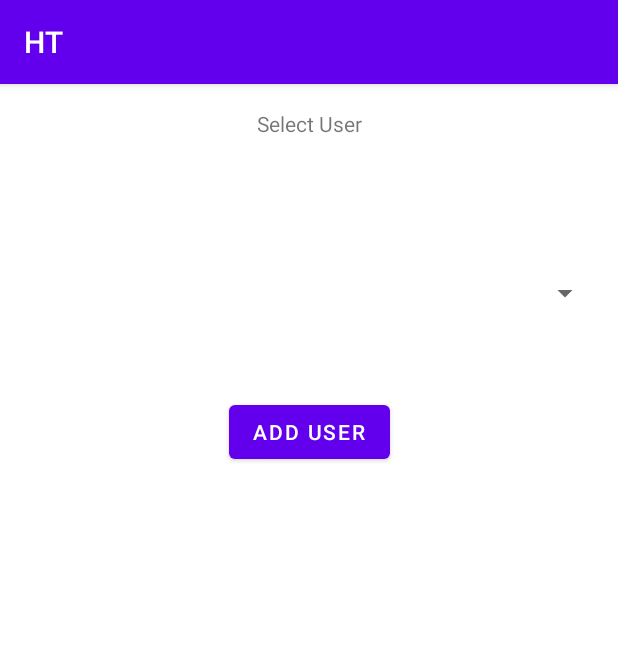
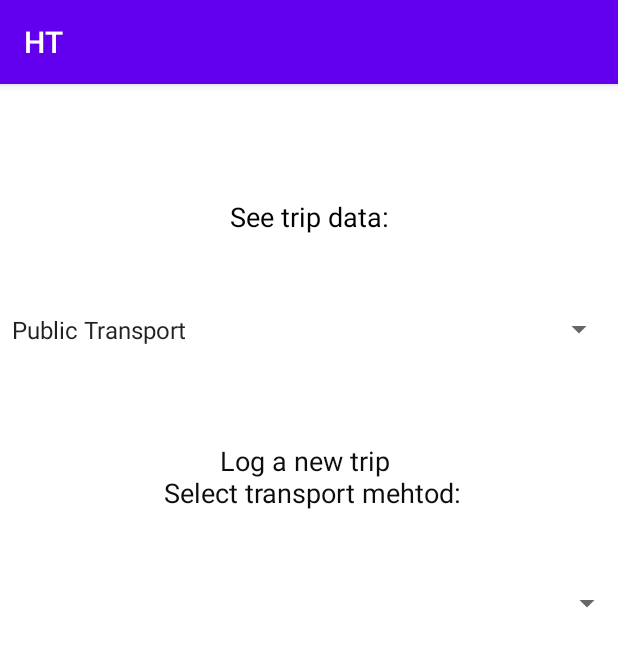
Before and after one commit to hems201/HT, an Android app: the fragment addUserFragment placed in its activity, after a tap on "CREATE USER", on a phone screen of 412 x 824 dp. Shown: the top 647 px of the screen. Run offline under Robolectric (Android 15) with nearby library versions, the phone set to English and light mode, and no system bars.

Commit message:
MenuActivity

```diff
--- a/app/build.gradle
+++ b/app/build.gradle
@@ -33,7 +33,9 @@ dependencies {
     implementation 'androidx.appcompat:appcompat:1.2.0'
     implementation 'com.google.android.material:material:1.3.0'
     implementation 'androidx.constraintlayout:constraintlayout:2.0.4'
+    implementation 'androidx.wear:wear:1.1.0'
     testImplementation 'junit:junit:4.+'
     androidTestImplementation 'androidx.test.ext:junit:1.1.2'
     androidTestImplementation 'androidx.test.espresso:espresso-core:3.3.0'
+    compileOnly 'com.google.android.wearable:wearable:2.8.1'
 }
--- a/app/src/main/AndroidManifest.xml
+++ b/app/src/main/AndroidManifest.xml
@@ -1,6 +1,10 @@
 <?xml version="1.0" encoding="utf-8"?>
 <manifest xmlns:android="http://schemas.android.com/apk/res/android"
     package="com.example.ht">
+
+    <uses-permission android:name="android.permission.WAKE_LOCK" />
+
+    <uses-feature android:name="android.hardware.type.watch" />
 
     <application
         android:name=".ContextProvider"
@@ -10,6 +14,8 @@
         android:roundIcon="@mipmap/ic_launcher_round"
         android:supportsRtl="true"
         android:theme="@style/Theme.HT">
+        <activity android:name=".MenuActivity"></activity>
+
         <activity android:name=".MainActivity">
             <intent-filter>
                 <action android:name="android.intent.action.MAIN" />
--- a/app/src/main/java/com/example/ht/MainActivity.java
+++ b/app/src/main/java/com/example/ht/MainActivity.java
@@ -5,12 +5,15 @@ import androidx.fragment.app.Fragment;
 import androidx.fragment.app.FragmentManager;
 import androidx.fragment.app.FragmentTransaction;
 
+import android.content.Intent;
 import android.os.Bundle;
 import android.view.View;
 import android.widget.AdapterView;
 import android.widget.ArrayAdapter;
 import android.widget.Button;
 import android.widget.Spinner;
+
+import com.example.ht.fragments.addUserFragment;
 
 import java.util.List;
 
@@ -33,7 +36,7 @@ public class MainActivity extends AppCompatActivity {
                 Fragment frag = new addUserFragment();
                 FragmentManager manager = getSupportFragmentManager();
                 FragmentTransaction transaction = manager.beginTransaction();
-                transaction.replace(R.id.fragmentFrame,frag);
+                transaction.replace(R.id.fragmentFrame, frag);
                 transaction.commit();
             }
         };
@@ -42,14 +45,18 @@ public class MainActivity extends AppCompatActivity {
         //UserSpinner set up
         Spinner userSpinner = findViewById(R.id.userSpinner);
         List<User> user_array = UM.getUser_array();
-        ArrayAdapter<User> spinnerAdapter = new ArrayAdapter<>(this, android.R.layout.simple_spinner_item,user_array);
+        ArrayAdapter<User> spinnerAdapter = new ArrayAdapter<>(this, android.R.layout.simple_spinner_item, user_array);
         spinnerAdapter.setDropDownViewResource(android.R.layout.simple_spinner_dropdown_item);
         userSpinner.setAdapter(spinnerAdapter);
 
         userSpinner.setOnItemSelectedListener(new AdapterView.OnItemSelectedListener() {
             @Override
             public void onItemSelected(AdapterView<?> parent, View view, int position, long id) {
-
+                User user = (User) userSpinner.getSelectedItem();
+                Intent intent = new Intent(MainActivity.this, MenuActivity.class);
+                intent.putExtra("username", user);
+                System.out.println("User sent from main activity to menu acitivity");
+                startActivity(intent);
             }
 
             @Override
@@ -59,19 +66,5 @@ public class MainActivity extends AppCompatActivity {
         });
 
 
-
     }
-//  TÄLLÄ HAETTIIN KÄYTTÄJÄTIEDOT FRAGMENTISTA
-//    @Override
-//    public void onStart() {
-//        super.onStart();
-//        String name;
-//
-//        name = getIntent().getExtras().getString("key");
-//        System.out.println(name + "mainactivitysta");
-//
-//        UserManager UM = UserManager.getInstance();
-//        UM.addUser(name);
-//
-//    }
 }
--- /dev/null
+++ b/app/src/main/java/com/example/ht/MenuActivity.java
@@ -0,0 +1,94 @@
+package com.example.ht;
+
+import androidx.appcompat.app.AppCompatActivity;
+import androidx.fragment.app.Fragment;
+import androidx.fragment.app.FragmentManager;
+import androidx.fragment.app.FragmentTransaction;
+
+import android.os.Bundle;
+import android.view.View;
+import android.widget.AdapterView;
+import android.widget.ArrayAdapter;
+import android.widget.Button;
+import android.widget.Spinner;
+
+import com.example.ht.fragments.addTripFragment;
+import com.example.ht.fragments.addUserFragment;
+import com.example.ht.fragments.tripDataFragment;
+
+import java.util.ArrayList;
+import java.util.List;
+
+public class MenuActivity extends AppCompatActivity {
+
+    @Override
+    protected void onCreate(Bundle savedInstanceState) {
+        super.onCreate(savedInstanceState);
+        setContentView(R.layout.activity_menu);
+
+        //TripDataSpinner set up
+        Spinner tripDataSpinner = findViewById(R.id.tripDataSpinner);
+        List<String> trip_data_list = new  ArrayList<>();
+        trip_data_list.add("Public Transport");
+        trip_data_list.add("Car");
+        trip_data_list.add("Flight");
+        trip_data_list.add("All transportation methods");
+        ArrayAdapter<String> spinnerAdapter2 = new ArrayAdapter<>(this, android.R.layout.simple_spinner_item,trip_data_list);
+        spinnerAdapter2.setDropDownViewResource(android.R.layout.simple_spinner_dropdown_item);
+        tripDataSpinner.setAdapter(spinnerAdapter2);
+
+        tripDataSpinner.setOnItemSelectedListener(new AdapterView.OnItemSelectedListener() {
+            @Override
+            public void onItemSelected(AdapterView<?> parent, View view, int position, long id) {
+                Fragment frag = new tripDataFragment();
+                FragmentManager manager = getSupportFragmentManager();
+                FragmentTransaction transaction = manager.beginTransaction();
+                transaction.replace(R.id.fragmentFrame, frag);
+                transaction.commit();
+
+            }
+
+            @Override
+            public void onNothingSelected(AdapterView<?> parent) {
+
+            }
+        });
+
+        //AddTripSpinner set up
+        Spinner addTripSpinner = findViewById(R.id. addTripSpinner);
+        List<String> add_trip_list = new  ArrayList<>();
+        add_trip_list.add("Public Transport");
+        add_trip_list.add("Car");
+        add_trip_list.add("Flight");
+        ArrayAdapter<String> spinnerAdapter3 = new ArrayAdapter<>(this, android.R.layout.simple_spinner_item,add_trip_list);
+        spinnerAdapter3.setDropDownViewResource(android.R.layout.simple_spinner_dropdown_item);
+        tripDataSpinner.setAdapter(spinnerAdapter3);
+
+        addTripSpinner.setOnItemSelectedListener(new AdapterView.OnItemSelectedListener() {
+            @Override
+            public void onItemSelected(AdapterView<?> parent, View view, int position, long id) {
+                Fragment frag = new addTripFragment();
+                FragmentManager manager = getSupportFragmentManager();
+                FragmentTransaction transaction = manager.beginTransaction();
+                transaction.replace(R.id.fragmentFrame, frag);
+                transaction.commit();
+
+            }
+
+            @Override
+            public void onNothingSelected(AdapterView<?> parent) {
+
+            }
+        });
+
+
+    }
+
+        @Override
+    public void onStart() {
+        super.onStart();
+        User user;
+        user = (User) getIntent().getSerializableExtra("user");
+        System.out.println("user mainactivitysta");
+    }
+}
--- a/app/src/main/java/com/example/ht/User.java
+++ b/app/src/main/java/com/example/ht/User.java
@@ -1,6 +1,8 @@
 package com.example.ht;
 
-public class User {
+import java.io.Serializable;
+
+public class User implements Serializable {
     String username;
     int userid;
 
--- a/app/src/main/java/com/example/ht/addUserFragment.java
+++ b/app/src/main/java/com/example/ht/fragments/addUserFragment.java
@@ -1,4 +1,4 @@
-package com.example.ht;
+package com.example.ht.fragments;
 
 import android.content.Intent;
 import android.os.Bundle;
@@ -11,6 +11,10 @@ import android.widget.EditText;
 import androidx.annotation.NonNull;
 import androidx.annotation.Nullable;
 import androidx.fragment.app.Fragment;
+
+import com.example.ht.MainActivity;
+import com.example.ht.R;
+import com.example.ht.UserManager;
 
 public class addUserFragment extends Fragment {
     View view;
@@ -35,13 +39,13 @@ public class addUserFragment extends Fragment {
 
     @Override
     public void onViewCreated(@NonNull View view, @Nullable Bundle savedInstanceState) {
-        System.out.println("view created\n");
+        System.out.println("user fragment view created\n");
 
     }
 
     //Sends the userinfo to the Mainactivity
     public void createUser(String name) {
-        Intent intent = new Intent(getActivity().getBaseContext(),MainActivity.class);
+        Intent intent = new Intent(getActivity().getBaseContext(), MainActivity.class);
         UserManager UM = UserManager.getInstance();
         UM.addUser(name);
         startActivity(intent);
--- /dev/null
+++ b/app/src/main/java/com/example/ht/fragments/tripDataFragment.java
@@ -0,0 +1,30 @@
+package com.example.ht.fragments;
+
+import android.os.Bundle;
+import android.view.LayoutInflater;
+import android.view.View;
+import android.view.ViewGroup;
+
+import androidx.annotation.NonNull;
+import androidx.annotation.Nullable;
+import androidx.fragment.app.Fragment;
+
+import com.example.ht.R;
+
+public class tripDataFragment extends Fragment {
+
+    View view;
+
+    @Override
+    public View onCreateView(@NonNull LayoutInflater inflater, @Nullable ViewGroup container, @Nullable Bundle savedInstanceState) {
+        view =  inflater.inflate(R.layout.fragment_trip_data, container, false);
+
+
+        return view;
+    }
+
+    public void onViewCreated(@NonNull View view, @Nullable Bundle savedInstanceState) {
+        System.out.println("trip data view created\n");
+
+    }
+}
--- /dev/null
+++ b/app/src/main/res/layout/activity_menu.xml
@@ -0,0 +1,59 @@
+<?xml version="1.0" encoding="utf-8"?>
+<androidx.constraintlayout.widget.ConstraintLayout xmlns:android="http://schemas.android.com/apk/res/android"
+    xmlns:app="http://schemas.android.com/apk/res-auto"
+    xmlns:tools="http://schemas.android.com/tools"
+    android:layout_width="match_parent"
+    android:layout_height="match_parent"
+    tools:context=".MenuActivity">
+
+    <Spinner
+        android:id="@+id/tripDataSpinner"
+        android:layout_width="410dp"
+        android:layout_height="46dp"
+        app:layout_constraintBottom_toBottomOf="parent"
+        app:layout_constraintEnd_toEndOf="parent"
+        app:layout_constraintHorizontal_bias="0.0"
+        app:layout_constraintStart_toStartOf="parent"
+        app:layout_constraintTop_toTopOf="parent"
+        app:layout_constraintVertical_bias="0.195" />
+
+    <Spinner
+        android:id="@+id/addTripSpinner"
+        android:layout_width="415dp"
+        android:layout_height="40dp"
+        app:layout_constraintBottom_toBottomOf="parent"
+        app:layout_constraintEnd_toEndOf="parent"
+        app:layout_constraintHorizontal_bias="0.0"
+        app:layout_constraintStart_toStartOf="parent"
+        app:layout_constraintTop_toTopOf="parent"
+        app:layout_constraintVertical_bias="0.448" />
+
+    <TextView
+        android:id="@+id/newTrip"
+        android:layout_width="wrap_content"
+        android:layout_height="wrap_content"
+        android:text="@string/see_trip_data"
+        android:textAlignment="center"
+        android:textColor="#000000"
+        android:textSize="18sp"
+        app:layout_constraintBottom_toBottomOf="parent"
+        app:layout_constraintEnd_toEndOf="parent"
+        app:layout_constraintStart_toStartOf="parent"
+        app:layout_constraintTop_toTopOf="parent"
+        app:layout_constraintVertical_bias="0.102" />
+
+    <TextView
+        android:id="@+id/logNewTrip"
+        android:layout_width="wrap_content"
+        android:layout_height="wrap_content"
+        android:text="@string/log_a_new_trip_select_transport_mehtod"
+        android:textAlignment="center"
+        android:textColor="#0E0D0D"
+        android:textSize="18sp"
+        app:layout_constraintBottom_toBottomOf="parent"
+        app:layout_constraintEnd_toEndOf="parent"
+        app:layout_constraintHorizontal_bias="0.498"
+        app:layout_constraintStart_toStartOf="parent"
+        app:layout_constraintTop_toTopOf="parent"
+        app:layout_constraintVertical_bias="0.331" />
+</androidx.constraintlayout.widget.ConstraintLayout>
--- /dev/null
+++ b/app/src/main/res/layout/fragment_add_trip.xml
@@ -0,0 +1,6 @@
+<?xml version="1.0" encoding="utf-8"?>
+<androidx.constraintlayout.widget.ConstraintLayout
+    xmlns:android="http://schemas.android.com/apk/res/android" android:layout_width="match_parent"
+    android:layout_height="match_parent">
+
+</androidx.constraintlayout.widget.ConstraintLayout>
--- /dev/null
+++ b/app/src/main/res/layout/fragment_trip_data.xml
@@ -0,0 +1,6 @@
+<?xml version="1.0" encoding="utf-8"?>
+<androidx.constraintlayout.widget.ConstraintLayout
+    xmlns:android="http://schemas.android.com/apk/res/android" android:layout_width="match_parent"
+    android:layout_height="match_parent">
+
+</androidx.constraintlayout.widget.ConstraintLayout>
--- /dev/null
+++ b/app/src/main/res/values-round/strings.xml
@@ -0,0 +1,3 @@
+<resources>
+    <string name="hello_world">Hello Round World!</string>
+</resources>
--- a/app/src/main/res/values/strings.xml
+++ b/app/src/main/res/values/strings.xml
@@ -4,4 +4,12 @@
     <string name="create_user">Create User</string>
     <string name="name">Name</string>
     <string name="add_user">Add User</string>
+    <string name="title_activity_2">Activity2</string>
+    <!--
+    This string is used for square devices and overridden by hello_world in
+    values-round/strings.xml for round devices.
+    -->
+    <string name="hello_world">Hello Square World!</string>
+    <string name="see_trip_data">See trip data:</string>
+    <string name="log_a_new_trip_select_transport_mehtod">Log a new trip \n Select transport mehtod:</string>
 </resources>
```
Also changed, not shown: app/src/main/java/com/example/ht/fragments/addTripFragment.java (added, +31 -0 lines), app/src/main/res/values/dimens.xml (added, +15 -0 lines).
